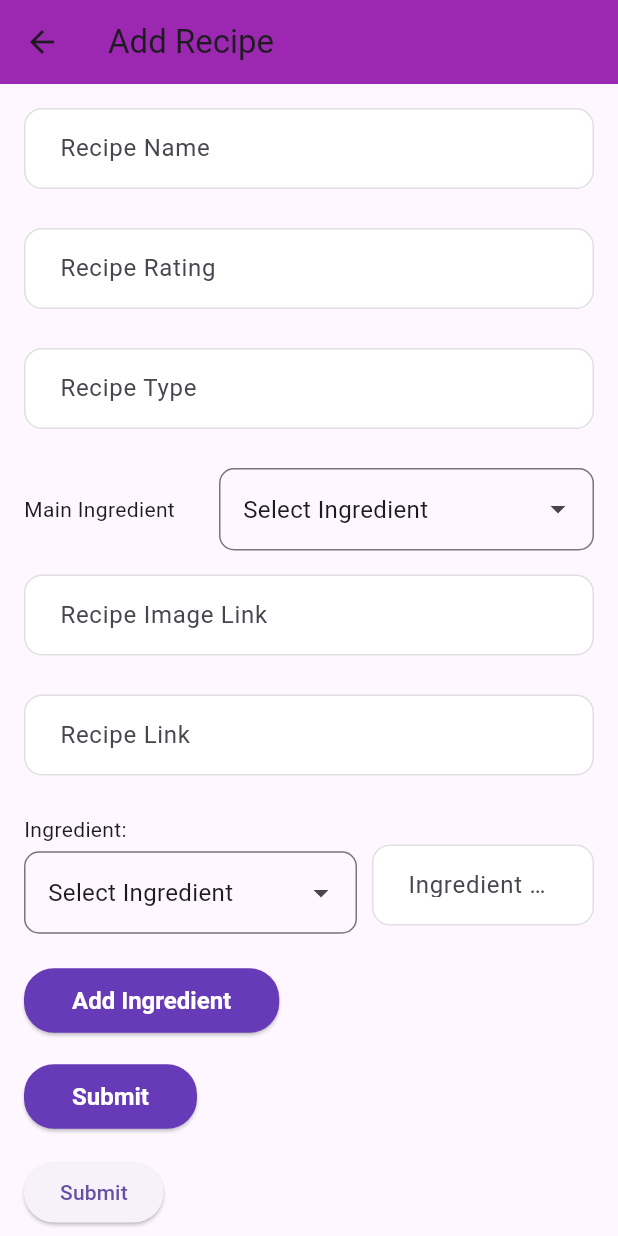
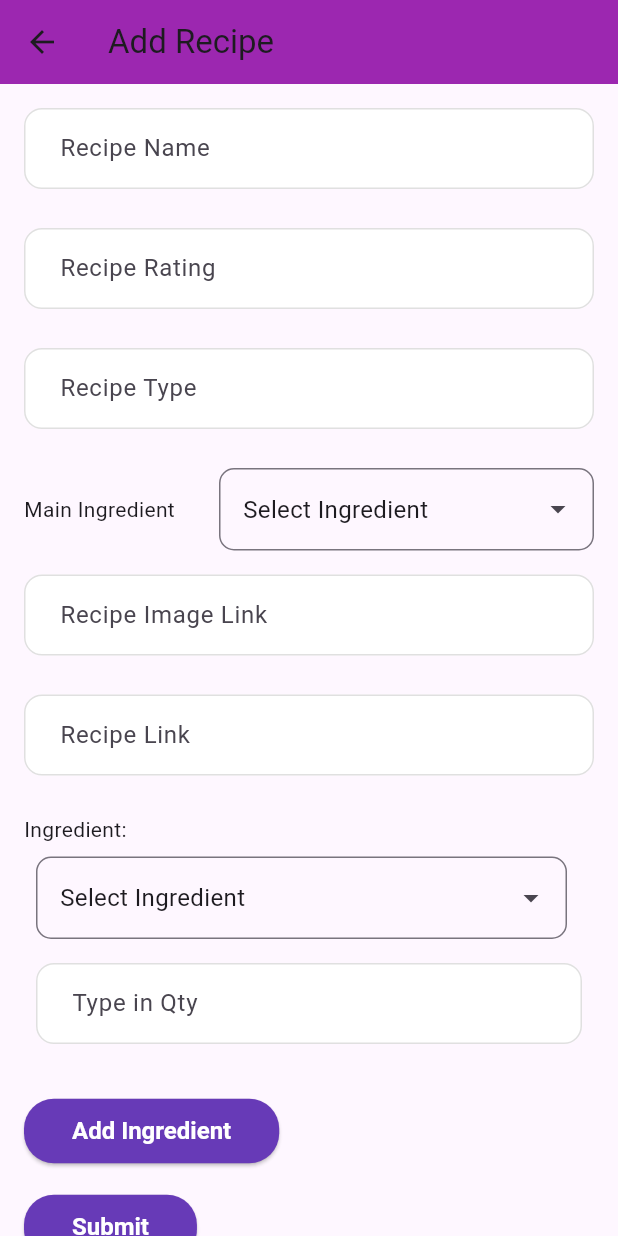
Before and after one commit to dezingerpro/Fyp2, a Flutter app: the AddRecipe screen opened directly, on a phone screen of 412 x 824 dp. Run offline on Flutter 3.47's test engine with Material 3 defaults, Android fonts, the phone set to English and light mode, and no system bars; drawn by our look-alikes of dropdown_search; our stand-ins replace carousel_slider, email_validator, flutter_rating_bar, shared_preferences, smooth_page_indicator, youtube_player_flutter; accounts and stored records are empty; network calls fail.

Commit message:
new changes

```diff
--- a/lib/Admin/add_recipe.dart
+++ b/lib/Admin/add_recipe.dart
@@ -15,7 +15,8 @@ class AddRecipe extends StatefulWidget {
 
 class _AddRecipeState extends State<AddRecipe> {
   List<Map<String, String>> ingredientsList = [];
-
+  List<Ingredient> ingredientsList2 = [];
+  Map<String, String> ingredientNameToTypeMap = {};
   final recipeNameController = TextEditingController();
   final recipeRatingController = TextEditingController();
   final recipeImageController = TextEditingController();
@@ -26,6 +27,8 @@ class _AddRecipeState extends State<AddRecipe> {
   final recipeTypeController = TextEditingController(); // Controller for recipe type
   List<String> mainIngredients = [];
   List<String> ingredients = [];
+  String currentQuantityType = "Qty"; // Default label text for quantity type
+
 
   final _formKey = GlobalKey<FormState>();
 
@@ -180,8 +183,9 @@ class _AddRecipeState extends State<AddRecipe> {
                 const Text("Ingredient: "),
                 Row(
                   children: [
-                    Expanded( // Use Expanded for the dropdown to take up available space
-                      flex: 3,
+                    Expanded(
+                      child: Padding(
+                        padding: const EdgeInsets.all(8.0),
                         child: DropdownSearch<String>(
                           items: ingredients,
                           dropdownBuilder: (context, selectedItem) {
@@ -198,7 +202,13 @@ class _AddRecipeState extends State<AddRecipe> {
                             ),
                           ),
                           onChanged: (value) {
-                          recipeIngredientNameController.text = value ?? '';
+                            if (value != null) {
+                              String quantityType = ingredientNameToTypeMap[value] ?? "Qty"; // Default to "Qty" if not found
+                              setState(() {
+                                recipeIngredientNameController.text = value;
+                                currentQuantityType = quantityType; // Update the state for quantity type
+                              });
+                            }
                           },
                           popupProps: PopupProps.bottomSheet(
                             isFilterOnline: true,
@@ -217,15 +227,16 @@ class _AddRecipeState extends State<AddRecipe> {
                           ),
                         ),
                       ),
+                    ),
                     SizedBox(width: 10), // Add some spacing between the dropdown and the text field
-                    Expanded( // Use Expanded for the text field to take up remaining space
-                      flex: 2,
+                  ],
+                ),
+                Padding(
+                  padding: const EdgeInsets.all(8.0),
                   child: CustomTextField(
-                        labelText: "Ingredient Qty",
+                    labelText: "Type in $currentQuantityType",  // Use the updated state here
                     controller: recipeIngredientQtyController,
                   ),
-                    ),
-                  ],
                 ),
                 const SizedBox(height: 16.0),
                 CustomElevatedButton(
@@ -242,16 +253,6 @@ class _AddRecipeState extends State<AddRecipe> {
                       addOneRecipe();
                     }
                   },
-                ),
-
-                const SizedBox(height: 16.0),
-                ElevatedButton(
-                  onPressed: () {
-                    if (_formKey.currentState!.validate()) {
-                      addOneRecipe();
-                    }
-                  },
-                  child: const Text("Submit"),
                 ),
               ],
             ),
@@ -270,12 +271,25 @@ class _AddRecipeState extends State<AddRecipe> {
   }
 
   Future<void> fetchIngredients() async {
-    List<Ingredient> Ing = await Api.fetchIngredients();
+    List<Ingredient> fetchedIngredients = await Api.fetchIngredients();
     setState(() {
-      ingredients = Ing.map((ing) => ing.name).toList();
-      print(ingredients);
+      ingredientsList2 = fetchedIngredients;
+      // Build a map from ingredient names to their quantity types
+      ingredientNameToTypeMap = {
+        for (Ingredient ing in fetchedIngredients) ing.name: ing.quantityType
+      };
+      // Only extract names for the DropdownSearch
+      ingredients = fetchedIngredients.map((ing) => ing.name).toList();
     });
   }
+
+  // Future<void> fetchIngredients() async {
+  //   List<Ingredient> Ing = await Api.fetchIngredients();
+  //   setState(() {
+  //     ingredients = Ing.map((ing) => ing.name).toList();
+  //     print(ingredients);
+  //   });
+  // }
 
   void addOneRecipe() async {
     if (ingredientsList.length < 3) {
--- a/lib/landing_page.dart
+++ b/lib/landing_page.dart
@@ -1,6 +1,5 @@
 import 'package:carousel_slider/carousel_slider.dart';
 import 'package:flutter/material.dart';
-import 'package:fyp2/grocery_screen.dart';
 import 'package:fyp2/provider/cart_provider.dart';
 import 'package:fyp2/Main%20Page/search_page.dart';
 import 'package:provider/provider.dart';
```
Also changed, not shown: lib/Navigation/user_profile.dart (+32 -0 lines). Lines whose indentation alone changed are shown as unchanged.
